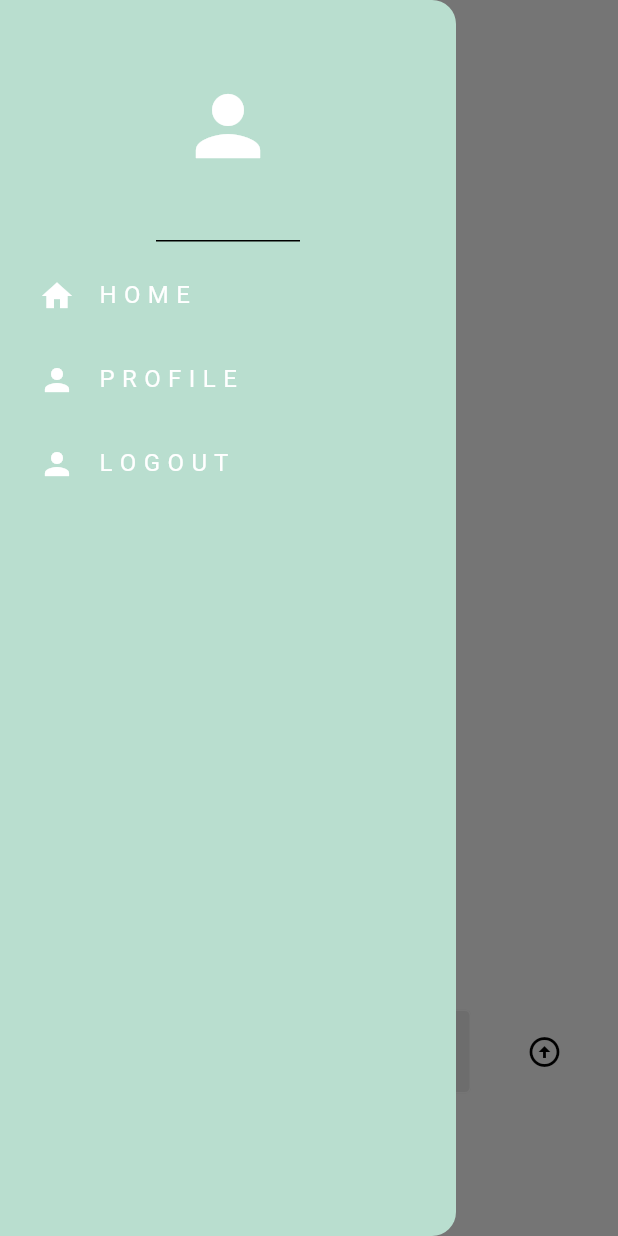
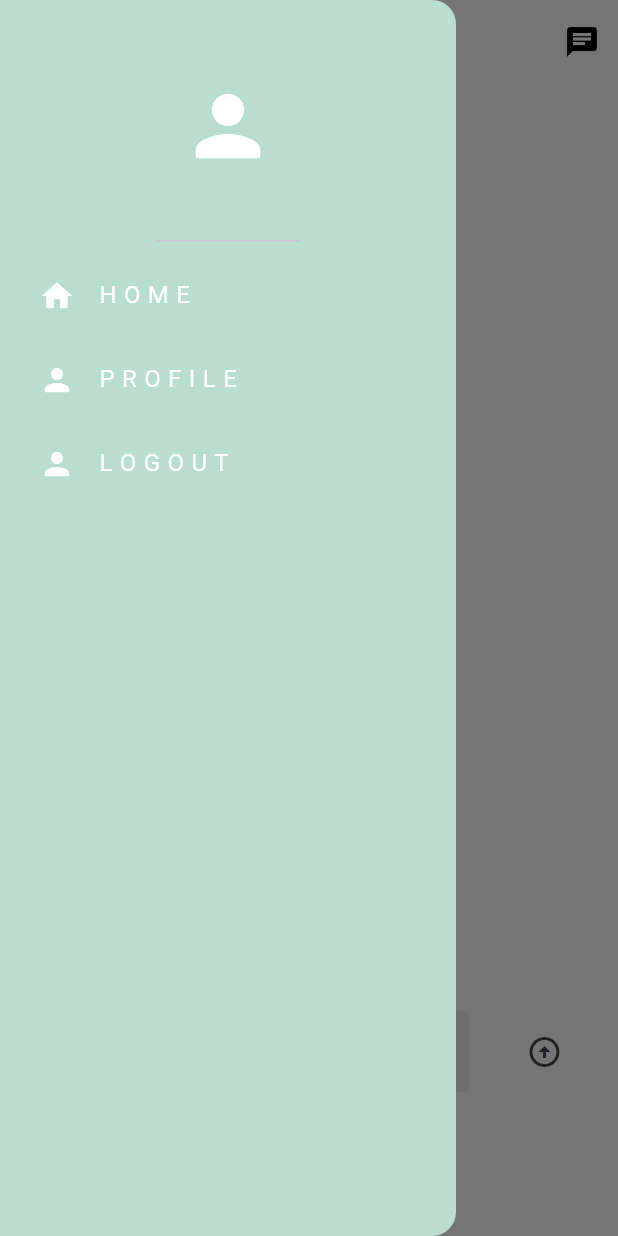
Before and after one commit to realYungi/Flutter_SNS_Mobile_App, a Flutter app: the screen it shows once a user with an empty profile is signed in, with the side drawer open, on a phone screen of 412 x 824 dp. Run offline on Flutter 3.47's test engine with Material 3 defaults, Android fonts, the phone set to English and light mode, and no system bars; our stand-ins replace cloud_firestore, firebase_auth, firebase_core; accounts and stored records are empty; network calls fail.

Commit message:
Added a chat icon button in the home page that directs to the chatting page. Added the chatting feature so that the database for messages is created in firestore, and the users would be able to receive and send chats in this screen

```diff
--- a/lib/components/drawer.dart
+++ b/lib/components/drawer.dart
@@ -2,9 +2,9 @@ import 'package:flutter/material.dart';
 import 'package:uridachi/components/my_list_tile.dart';
 
 class MyDrawer extends StatelessWidget {
-
   final void Function()? onProfileTap;
   final void Function()? onSignOut;
+
   const MyDrawer({
     super.key,
     required this.onProfileTap,
@@ -14,12 +14,12 @@ class MyDrawer extends StatelessWidget {
   @override
   Widget build(BuildContext context) {
     return Drawer(
-      backgroundColor: Color.fromARGB(255, 185, 222, 207),
+      backgroundColor: const Color.fromARGB(255, 185, 222, 207),
       child: SafeArea(
         child: Column(
           children: [
             Container(
-              decoration: BoxDecoration(
+              decoration: const BoxDecoration(
                 gradient: LinearGradient(
                   begin: Alignment.topCenter,
                   end: Alignment.bottomCenter,
@@ -29,11 +29,7 @@ class MyDrawer extends StatelessWidget {
                   ],
                 ),
               ),
-
             ),
-
-
-
             Column(
               mainAxisAlignment: MainAxisAlignment.spaceBetween,
               children: [
@@ -43,46 +39,27 @@ class MyDrawer extends StatelessWidget {
                     color: Colors.white,
                     size: 64,
                   ),
-
                 ),
-
                 MyListTile(
                   icon: Icons.home,
                   text: 'H O M E',
                   onTap: () => Navigator.pop(context),
                 ),
-
                 MyListTile(
                   icon: Icons.person,
                   text: 'P R O F I L E',
                   onTap: onProfileTap,
                 ),
-
                 MyListTile(
                   icon: Icons.person,
                   text: 'L O G O U T',
                   onTap: onSignOut,
                 ),
-
-
-
-                  ],
-
-                ),
-
-
-
-
-
-
-
               ],
             ),
-
-
-
+          ],
         ),
-
+      ),
     );
   }
 }
--- a/lib/components/my_button.dart
+++ b/lib/components/my_button.dart
@@ -11,10 +11,10 @@ class MyButton extends StatelessWidget {
     return GestureDetector(
       onTap: onTap,
       child: Container(
-        padding: EdgeInsets.all(25),
-        margin: EdgeInsets.symmetric(horizontal: 25),
+        padding: const EdgeInsets.all(25),
+        margin: const EdgeInsets.symmetric(horizontal: 25),
         decoration: BoxDecoration(
-          color: Color.fromARGB(255, 0, 143, 2),
+          color: const Color.fromARGB(255, 0, 143, 2),
           borderRadius: BorderRadius.circular(16),
           ),
         child: Center(
--- a/lib/components/my_list_tile.dart
+++ b/lib/components/my_list_tile.dart
@@ -22,7 +22,7 @@ class MyListTile extends StatelessWidget {
       padding: const EdgeInsets.only(left: 10.0),
       child: ListTile(
         leading: Icon(icon, color: Colors.white,),
-        title: Text(text, style: TextStyle(color: Colors.white),),
+        title: Text(text, style: const TextStyle(color: Colors.white),),
         onTap: onTap,
       ),
     );
--- a/lib/components/text_box.dart
+++ b/lib/components/text_box.dart
@@ -42,7 +42,7 @@ class TextBox extends StatelessWidget {
 
               IconButton(
                 onPressed: onPressed,
-                icon: Icon(Icons.settings),
+                icon: const Icon(Icons.settings),
                 color: Colors.grey[400],
                 ),
 
--- a/lib/main.dart
+++ b/lib/main.dart
@@ -1,8 +1,6 @@
 import 'package:flutter/material.dart';
 import 'package:uridachi/pages/auth_page.dart';
-import 'package:uridachi/pages/loginpage.dart';
-import 'package:uridachi/theme/dark_theme.dart';
-import 'package:uridachi/theme/light_theme.dart';
+
 import 'firebase_options.dart';
 import 'package:firebase_core/firebase_core.dart';
 
@@ -24,11 +22,10 @@ class MyApp extends StatelessWidget {
   @override
   Widget build(BuildContext context) {
     return MaterialApp(
-      title: 'Flutter Demo',
+      title: 'Uridachi App',
       home: AuthPage(),
       debugShowCheckedModeBanner: false,
-      theme: lightTheme,
-      darkTheme: darkTheme,
+
     );
   }
 }
--- /dev/null
+++ b/lib/models/message.dart
@@ -0,0 +1,30 @@
+import 'package:cloud_firestore/cloud_firestore.dart';
+
+class Message {
+  final String senderId;
+  final String senderEmail;
+  final String receiverID;
+  final String message;
+  final Timestamp timestamp;
+
+  Message({
+    required this.senderId,
+    required this.senderEmail,
+    required this.receiverID,
+    required this.message,
+    required this.timestamp,
+
+
+  });
+
+  Map<String, dynamic> toMap() {
+    return {
+      'senderID' : senderId,
+      'senderEmail' : senderEmail,
+      'receiverID' : receiverID,
+      'message' : message,
+      'timestamp' : timestamp,
+
+    };
+  }
+}
--- a/lib/pages/auth_page.dart
+++ b/lib/pages/auth_page.dart
@@ -2,7 +2,6 @@ import 'package:flutter/material.dart';
 import 'package:firebase_auth/firebase_auth.dart';
 import 'package:uridachi/pages/home_page.dart';
 import 'package:uridachi/pages/login_or_register_page.dart';
-import 'package:uridachi/pages/loginpage.dart';
 
 class AuthPage extends StatelessWidget {
   const AuthPage({super.key});
--- a/lib/pages/home_page.dart
+++ b/lib/pages/home_page.dart
@@ -1,15 +1,15 @@
 import 'package:cloud_firestore/cloud_firestore.dart';
 import 'package:firebase_auth/firebase_auth.dart';
-import 'package:firebase_core/firebase_core.dart';
 import 'package:flutter/material.dart';
 import 'package:uridachi/components/drawer.dart';
 import 'package:uridachi/components/my_textfield.dart';
 import 'package:uridachi/components/wallpost.dart';
 import 'package:uridachi/helper/helper_methods.dart';
+import 'package:uridachi/pages/chat_page.dart';
 import 'package:uridachi/pages/profile_page.dart';
 
 class HomePage extends StatefulWidget {
-  HomePage({super.key});
+  const HomePage({super.key});
 
   @override
   State<HomePage> createState() => _HomePageState();
@@ -28,27 +28,25 @@ class _HomePageState extends State<HomePage> {
     //making sure only to post contents where the textfields are filled in
     if (textController.text.isNotEmpty) {
       FirebaseFirestore.instance.collection("User Posts").add({
-        'UserEmail' : currentUser.email,
-        'Message' : textController.text,
-        'TimeStamp' : Timestamp.now(),
-        'Likes' : [],
+        'UserEmail': currentUser.email,
+        'Message': textController.text,
+        'TimeStamp': Timestamp.now(),
+        'Likes': [],
       });
     }
 
     setState(() {
       textController.clear();
     });
-
   }
 
-  void goToProfilePage () {
+  void goToProfilePage() {
     Navigator.pop(context);
     Navigator.push(
         context,
         MaterialPageRoute(
           builder: (context) => const ProfilePage(),
-        )
-      );
+        ));
   }
 
   @override
@@ -56,17 +54,29 @@ class _HomePageState extends State<HomePage> {
     return Scaffold(
       backgroundColor: Colors.white,
       appBar: AppBar(
-        title: Text("日韓 SNS"),
+        title: const Text("日韓 SNS"),
+        backgroundColor: Colors.white,
+        actions: <Widget>[
+          IconButton(
+            icon: const Icon(Icons.chat),
+            onPressed: () {
+              Navigator.push(
+                context,
+                MaterialPageRoute(
+                    builder: (context) =>
+                        ChatPage()),
+              );
+            },
 
-        backgroundColor: Colors.white,
+            color:
+                Colors.black, // Set the icon color to match your AppBar's theme
           ),
-
+        ],
+      ),
       drawer: MyDrawer(
         onProfileTap: goToProfilePage,
         onSignOut: signUserOut,
       ),
-
-
       body: Center(
         child: Column(
           children: [
@@ -84,9 +94,7 @@ class _HomePageState extends State<HomePage> {
                   if (snapshot.hasData) {
                     return ListView.builder(
                       itemCount: snapshot.data!.docs.length,
-
-                          itemBuilder: (context, index){
-
+                      itemBuilder: (context, index) {
                         final post = snapshot.data!.docs[index];
                         return WallPost(
                           message: post['Message'],
@@ -94,16 +102,13 @@ class _HomePageState extends State<HomePage> {
                           time: formatDate(post['TimeStamp']),
                           postId: post.id,
                           likes: List<String>.from(post['Likes'] ?? []),
-
                         );
-
                       },
                     );
                   } else if (snapshot.hasError) {
                     return Center(
                       child: Text('Error:${snapshot.error}'),
                     );
-
                   }
                   return const Center(
                     child: CircularProgressIndicator(),
@@ -130,11 +135,9 @@ class _HomePageState extends State<HomePage> {
               ),
             ),
             Text(
-              "Logged in as : " + currentUser.email!,
-              style: TextStyle(color: Colors.grey),
-
+              "Logged in as : ${currentUser.email!}",
+              style: const TextStyle(color: Colors.grey),
             ),
-
             const SizedBox(
               height: 50,
             ),
--- a/lib/theme/dark_theme.dart
+++ /dev/null
@@ -1,13 +0,0 @@
-import 'package:flutter/material.dart';
-
-ThemeData darkTheme = ThemeData(
-  brightness: Brightness.dark,
-  appBarTheme: AppBarTheme(
-    backgroundColor: Colors.black,
-  ),
-  colorScheme: ColorScheme.dark(
-    background: Colors.black,
-    primary: Colors.grey[900]!,
-    secondary: Colors.grey[800]!,
-  )
-);
--- a/lib/theme/light_theme.dart
+++ /dev/null
@@ -1,16 +0,0 @@
-import 'package:flutter/material.dart';
-
-ThemeData lightTheme = ThemeData(
-  brightness: Brightness.light,
-  appBarTheme: const AppBarTheme(
-    backgroundColor: Colors.transparent,
-    elevation: 0,
-    iconTheme: IconThemeData(color: Colors.black),
-    titleTextStyle: TextStyle(color: Colors.black, fontSize: 20),
-  ),
-  colorScheme: ColorScheme.light(
-    background: Colors.grey[300]!,
-    primary: Colors.grey[200]!,
-    secondary: Colors.grey[300]!,
-  ),
-);
--- a/pubspec.yaml
+++ b/pubspec.yaml
@@ -38,6 +38,7 @@ dependencies:
   firebase_core: ^2.25.4
   firebase_auth: ^4.17.4
   cloud_firestore: ^4.15.5
+  email_auth: ^1.1.1
 
 dev_dependencies:
   flutter_test:
```
Also changed, not shown: lib/components/user_tile.dart (added, +40 -0 lines), lib/components/wallpost.dart (+8 -11 lines), lib/pages/chat_page.dart (added, +82 -0 lines), lib/pages/chat_view_page.dart (added, +103 -0 lines), lib/pages/loginpage.dart (+4 -4 lines), lib/pages/profile_page.dart (+9 -9 lines), lib/pages/register_page.dart (+16 -6 lines), lib/services/auth/auth_services.dart (added, +40 -0 lines), lib/services/chat/chat_service.dart (added, +66 -0 lines), pubspec.lock, 2 other files. Lines whose indentation alone changed are shown as unchanged.
